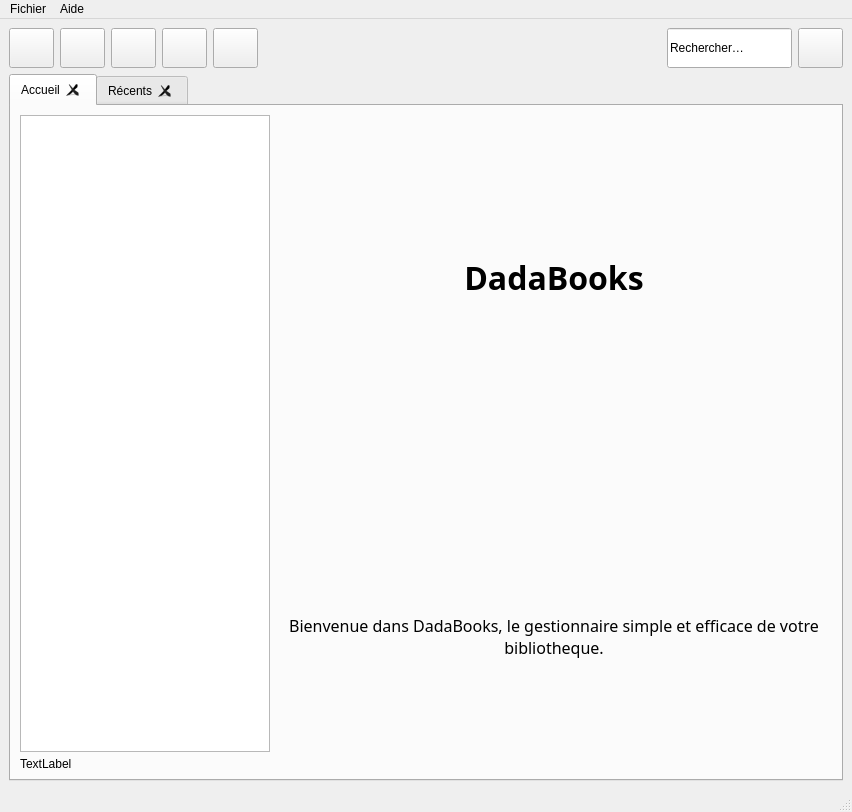
Above: dadabooks.ui from chindit/dadabooks before the change. Below: the same form after it.
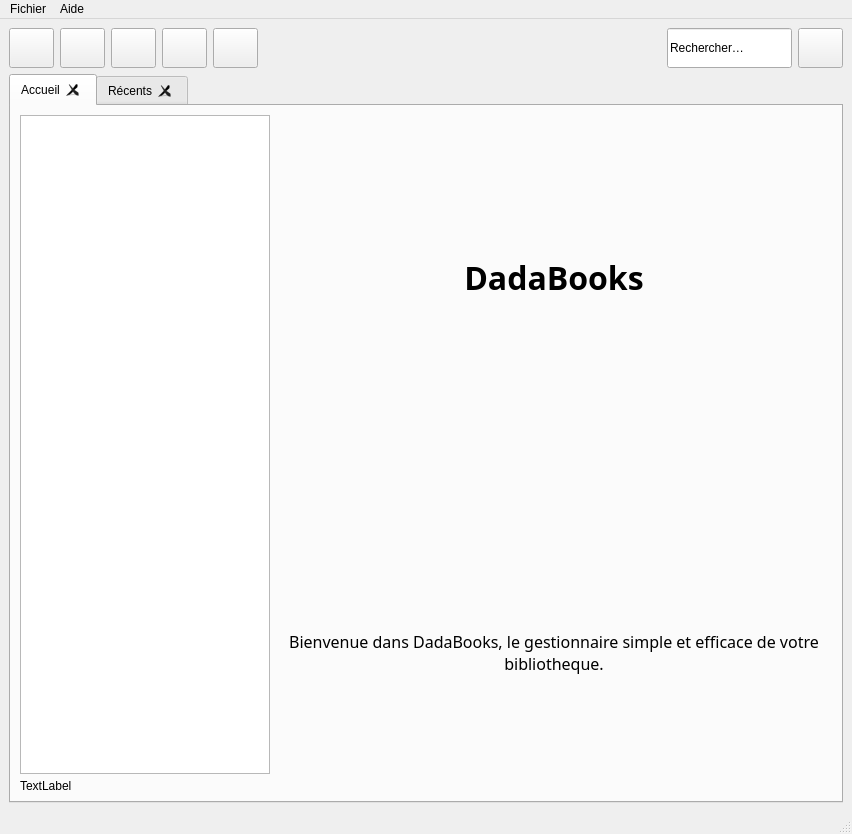
That is the form after the change. Icons and pictures are not drawn.

Diff of the .ui file:
```diff
--- a/dadabooks.ui
+++ b/dadabooks.ui
@@ -7,7 +7,7 @@
     <x>0</x>
     <y>0</y>
     <width>852</width>
-    <height>812</height>
+    <height>834</height>
    </rect>
   </property>
   <property name="windowTitle">
```
Left out of the diff: 2 changed lines with no effect on the pictures.
